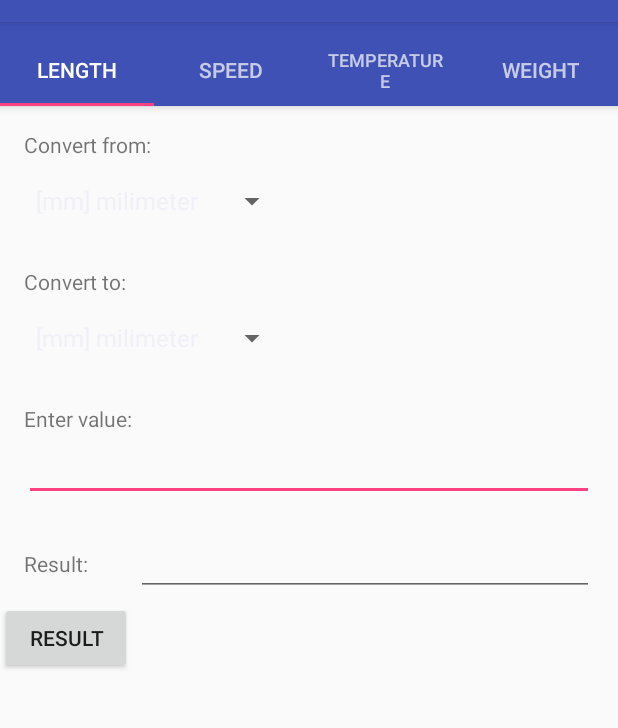
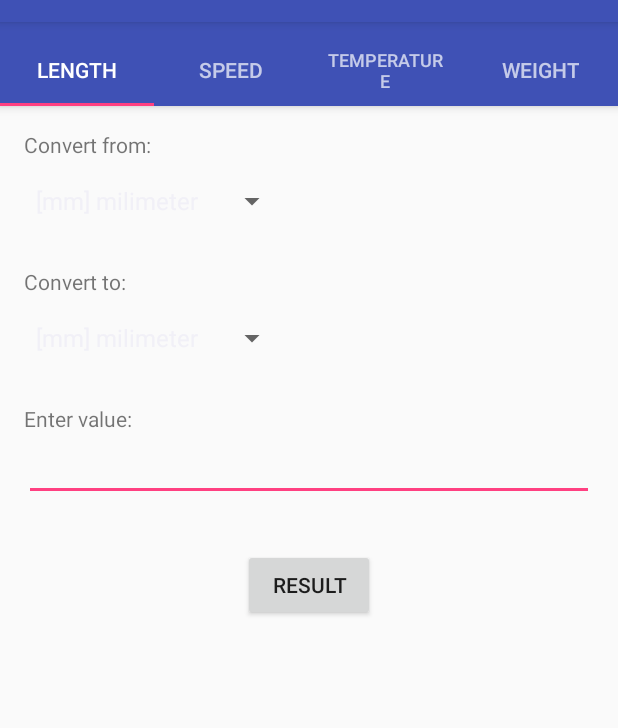
Before and after one commit to ablavicki/RMADZ2, an Android app: the MainActivity screen opened directly, with no data from a screen before it, on a phone screen of 412 x 824 dp, the part 62-790 px from its top. Run offline under Robolectric (Android 15) with nearby library versions, the phone set to English and light mode, and no system bars.

Commit message:
string resources

```diff
--- a/app/src/main/java/com/ferit/ablavicki/rmadz2/MainActivity.java
+++ b/app/src/main/java/com/ferit/ablavicki/rmadz2/MainActivity.java
@@ -58,7 +58,6 @@ public class MainActivity extends AppCompatActivity {
         private static final String ARG_SECTION_NUMBER = "section_number";
 
         EditText etValue;
-        EditText etResult;
         Button bResult;
         Spinner sFrom;
         Spinner sTo;
@@ -80,7 +79,6 @@ public class MainActivity extends AppCompatActivity {
         public View onCreateView(LayoutInflater inflater, ViewGroup container,
                                  Bundle savedInstanceState) {
             View rootView = inflater.inflate(R.layout.fragment_main, container, false);
-            etResult = rootView.findViewById(R.id.etResult);
             etValue = rootView.findViewById(R.id.etValue);
             bResult = rootView.findViewById(R.id.bResult);
 
@@ -128,37 +126,31 @@ public class MainActivity extends AppCompatActivity {
             switch(position){
                 case 0: //length
                     valueResult = Conversions.convertLength(convertFrom, convertTo, valueInput);
-                    etResult.setText(Double.toString(valueResult));
                     startResultActivity(convertFrom, convertTo, valueInput, valueResult, position);
                     break;
 
                 case 1: //speed
                     valueResult = Conversions.convertSpeed(convertFrom, convertTo, valueInput);
-                    etResult.setText(Double.toString(valueResult));
                     startResultActivity(convertFrom, convertTo, valueInput, valueResult, position);
                     break;
 
                 case 2: //temperature
                     if(convertFrom == 0) {
                         valueResult = Conversions.fromCelsius(convertTo, valueInput);
-                        etResult.setText(Double.toString(valueResult));
                         startResultActivity(convertFrom, convertTo, valueInput, valueResult, position);
                     }
                     else if(convertFrom == 1) {
                         valueResult = Conversions.fromFahrenheit(convertTo, valueInput);
-                        etResult.setText(Double.toString(valueResult));
                         startResultActivity(convertFrom, convertTo, valueInput, valueResult, position);
                     }
                     else {
                         valueResult = Conversions.fromKelvin(convertTo, valueInput);
-                        etResult.setText(Double.toString(valueResult));
                         startResultActivity(convertFrom, convertTo, valueInput, valueResult, position);
                     }
                     break;
 
                 case 3: //weight
                     valueResult = Conversions.convertWeight(convertFrom, convertTo, valueInput);
-                    etResult.setText(Double.toString(valueResult));
                     startResultActivity(convertFrom, convertTo, valueInput, valueResult, position);
                     break;
             }
--- a/app/src/main/res/layout/activity_result.xml
+++ b/app/src/main/res/layout/activity_result.xml
@@ -8,7 +8,7 @@
         android:id="@+id/tvRFrom"
         android:layout_width="wrap_content"
         android:layout_height="wrap_content"
-        android:text="Converted from: "
+        android:text="@string/tv_result_from"
         android:textSize="@dimen/tv_text_size"
         android:layout_margin="@dimen/activity_horizontal_margin"
         android:textStyle="bold"
@@ -28,7 +28,7 @@
         android:layout_width="wrap_content"
         android:layout_height="wrap_content"
         android:layout_below="@id/tvValueInput"
-        android:text="Converted to:"
+        android:text="@string/tv_result_to"
         android:textSize="@dimen/tv_text_size"
         android:layout_margin="@dimen/activity_horizontal_margin"
         android:textStyle="bold"/>
--- a/app/src/main/res/layout/fragment_main.xml
+++ b/app/src/main/res/layout/fragment_main.xml
@@ -12,7 +12,7 @@
         android:layout_marginEnd="@dimen/activity_horizontal_margin"
         android:layout_marginStart="@dimen/activity_horizontal_margin"
         android:layout_marginTop="@dimen/activity_vertical_margin"
-        android:text="Convert from:"/>
+        android:text="@string/convert_from"/>
 
     <Spinner
         android:id="@+id/sFrom"
@@ -33,7 +33,7 @@
         android:layout_marginStart="@dimen/activity_horizontal_margin"
         android:layout_marginTop="@dimen/activity_vertical_margin"
         android:layout_below="@id/sFrom"
-        android:text="Convert to:"/>
+        android:text="@string/convert_to"/>
 
     <Spinner
         android:id="@+id/sTo"
@@ -50,7 +50,7 @@
         android:id="@+id/tvEnterValue"
         android:layout_width="wrap_content"
         android:layout_height="wrap_content"
-        android:text="Enter value:"
+        android:text="@string/enter_value"
         android:layout_below="@id/sTo"
 
         android:layout_marginEnd="@dimen/activity_horizontal_margin"
@@ -68,34 +68,15 @@
         android:inputType="numberDecimal"
         />
 
-    <TextView
-        android:id="@+id/tvResult"
-        android:layout_width="wrap_content"
-        android:layout_height="wrap_content"
-        android:layout_below="@id/etValue"
-        android:layout_marginBottom="@dimen/activity_vertical_margin"
-        android:layout_marginEnd="@dimen/activity_horizontal_margin"
-        android:layout_marginStart="@dimen/activity_horizontal_margin"
-        android:layout_marginTop="@dimen/activity_vertical_margin"
-        android:text="Result:"/>
-
-    <EditText
-        android:id="@+id/etResult"
-        android:layout_width="match_parent"
-        android:layout_height="wrap_content"
-        android:layout_toRightOf="@id/tvResult"
-        android:layout_alignBaseline="@id/tvResult"
-        android:layout_marginBottom="@dimen/activity_vertical_margin"
-        android:layout_marginEnd="@dimen/activity_horizontal_margin"
-        android:layout_marginStart="@dimen/activity_horizontal_margin"
-        android:layout_marginTop="@dimen/activity_vertical_margin"/>
 
     <Button
         android:id="@+id/bResult"
         android:layout_width="wrap_content"
         android:layout_height="wrap_content"
-        android:text="Result"
-        android:layout_below="@id/tvResult"
-        android:gravity="center"/>
+        android:text="@string/btn_result"
+        android:layout_below="@id/etValue"
+        android:layout_centerHorizontal="true"
+        android:layout_margin="@dimen/activity_vertical_margin"
+        />
 
 </RelativeLayout>
--- a/app/src/main/res/values/dimens.xml
+++ b/app/src/main/res/values/dimens.xml
@@ -7,4 +7,9 @@
     <dimen name="btnim_padding">20dp</dimen>
     <dimen name="tv_text_size">25sp</dimen>
     <dimen name="value_text_size">20sp</dimen>
+    <dimen name="image_size">110dp</dimen>
+    <dimen name="tv_menu_size">180dp</dimen>
+    <dimen name="menu_layout_margin">5dp</dimen>
+    <dimen name="text_size_menu">30sp</dimen>
+    <dimen name="menu_image_right_margin">10dp</dimen>
 </resources>
--- a/app/src/main/res/values/strings.xml
+++ b/app/src/main/res/values/strings.xml
@@ -5,6 +5,16 @@
     <string name="tab_text_3">Speed</string>
     <string name="tab_text_4">Weight</string>
     <string name="action_settings">Tab?</string>
+    <string name="tv_result_from">Converted from:</string>
+    <string name="tv_result_to">Converted to:</string>
+    <string name="tv_weight_menu">Weight</string>
+    <string name="tv_temperature_menu">Temperature</string>
+    <string name="tv_speed_menu">Speed</string>
+    <string name="tv_length_menu">Length</string>
+    <string name="btn_result">Result</string>
+    <string name="convert_to">Convert to:</string>
+    <string name="enter_value">Enter value:</string>
+    <string name="convert_from">Convert from:</string>
     <string-array name="length_units">
         <item>[mm] milimeter</item>
         <item>[cm] centimeter</item>
```
Also changed, not shown: app/src/main/res/layout/activity_menu.xml (+29 -30 lines).
